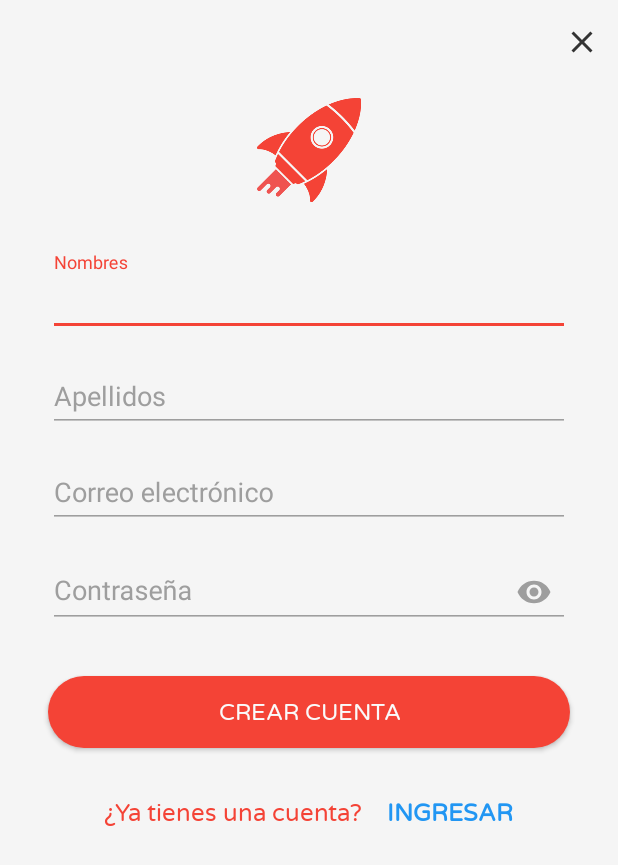
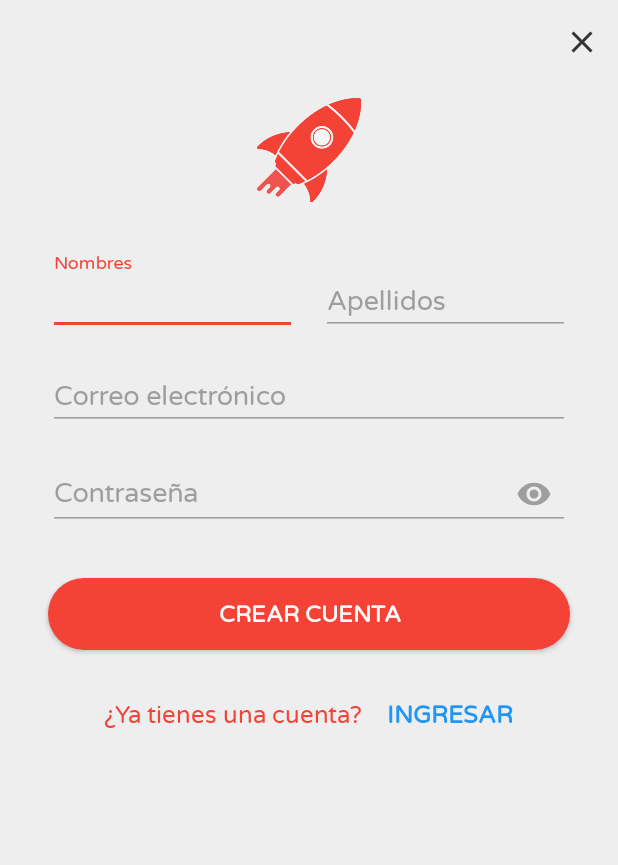
Before and after one commit to codelabs2019/axioma, an Android app: the SignUpFragment screen opened directly, with no data from a screen before it, on a phone screen of 412 x 824 dp. Shown: the top 865 px of the screen. Run offline under Robolectric (Android 15) with nearby library versions, the light colour scheme and no system bars; our stand-ins replace Volley.

Commit message:
Axioma App v.2.0 - ProgressBar

```diff
--- a/AxiomaApp/app/src/main/java/com/cjbensan/axiomaapp/fragment/SignUpFragment.java
+++ b/AxiomaApp/app/src/main/java/com/cjbensan/axiomaapp/fragment/SignUpFragment.java
@@ -3,15 +3,18 @@ package com.cjbensan.axiomaapp.fragment;
 
 import android.app.Activity;
 import android.content.Intent;
+import android.graphics.Typeface;
 import android.os.Bundle;
 import android.support.design.widget.TextInputEditText;
 import android.support.design.widget.TextInputLayout;
 import android.support.v4.app.Fragment;
+import android.support.v4.content.res.ResourcesCompat;
 import android.util.Log;
 import android.view.LayoutInflater;
 import android.view.View;
 import android.view.ViewGroup;
 import android.widget.Button;
+import android.widget.ProgressBar;
 import android.widget.TextView;
 import android.widget.Toast;
 
@@ -47,6 +50,7 @@ public class SignUpFragment extends Fragment {
     private TextInputLayout surnameInputLayout;
     private TextInputLayout emailInputLayout;
     private TextInputLayout passwordInputLayout;
+    private ProgressBar progressBar;
 
     private View view;
 
@@ -60,6 +64,8 @@ public class SignUpFragment extends Fragment {
 
         view = inflater.inflate(R.layout.fragment_sign_up, container, false);
 
+        progressBar = (ProgressBar) view.findViewById(R.id.progress_bar);
+
         forenameInput = (TextInputEditText) view.findViewById(R.id.input_forename);
         surnameInput = (TextInputEditText) view.findViewById(R.id.input_surname);
         emailInput = (TextInputEditText) view.findViewById(R.id.input_email);
@@ -69,6 +75,11 @@ public class SignUpFragment extends Fragment {
         surnameInputLayout = (TextInputLayout) view.findViewById(R.id.input_layout_surname);
         emailInputLayout = (TextInputLayout) view.findViewById(R.id.input_layout_email);
         passwordInputLayout = (TextInputLayout) view.findViewById(R.id.input_layout_password);
+
+        setTypefaceToInputLayout(forenameInputLayout, R.font.varela_round);
+        setTypefaceToInputLayout(surnameInputLayout, R.font.varela_round);
+        setTypefaceToInputLayout(emailInputLayout, R.font.varela_round);
+        setTypefaceToInputLayout(passwordInputLayout, R.font.varela_round);
 
         signUpBtn = (Button) view.findViewById(R.id.btn_sign_up);
         signUpBtn.setOnClickListener(new View.OnClickListener() {
@@ -126,8 +137,10 @@ public class SignUpFragment extends Fragment {
                     passwordInputLayout.setError(errorMessage);
                 }
 
-                if (validForename && validSurname && validEmail && validPassword)
+                if (validForename && validSurname && validEmail && validPassword) {
+                    progressBar.setVisibility(View.VISIBLE);
                     registerStudent(forename, surname, email, password);
+                }
             }
         });
 
@@ -169,6 +182,7 @@ public class SignUpFragment extends Fragment {
                     @Override
                     public void onResponse(JSONObject response) {
                         processResponse(response);
+                        progressBar.setVisibility(View.GONE);
                     }
                 },
                 new Response.ErrorListener() {
@@ -225,4 +239,10 @@ public class SignUpFragment extends Fragment {
             e.printStackTrace();
         }
     }
+
+    private void setTypefaceToInputLayout(TextInputLayout inputLayout, int fontId) {
+        Typeface typeface = ResourcesCompat.getFont(getActivity(), fontId);
+        inputLayout.setTypeface(typeface);
+        inputLayout.getEditText().setTypeface(typeface);
+    }
 }
--- a/AxiomaApp/app/src/main/res/layout/activity_main.xml
+++ b/AxiomaApp/app/src/main/res/layout/activity_main.xml
@@ -23,6 +23,7 @@
         android:background="@drawable/button_white"
         android:textColor="@color/colorRed"
         android:fontFamily="@font/varela_round"
+        android:textStyle="bold"
         android:textSize="15sp"
         android:text="@string/login"/>
 
@@ -37,6 +38,7 @@
         android:background="@drawable/button_red"
         android:textColor="@color/colorWhite"
         android:fontFamily="@font/varela_round"
+        android:textStyle="bold"
         android:textSize="15sp"
         android:text="@string/sign_up"/>
 
--- a/AxiomaApp/app/src/main/res/layout/fragment_sign_up.xml
+++ b/AxiomaApp/app/src/main/res/layout/fragment_sign_up.xml
@@ -21,14 +21,23 @@
         android:adjustViewBounds="true"
         android:src="@drawable/rocket_red"/>
 
-    <android.support.design.widget.TextInputLayout
-        android:id="@+id/input_layout_forename"
+    <LinearLayout
+        android:id="@+id/layout_fullname"
         android:layout_width="match_parent"
         android:layout_height="wrap_content"
         android:layout_alignParentStart="true"
         android:layout_alignParentEnd="true"
         android:layout_below="@id/img_rocket_red"
         android:layout_marginTop="8dp"
+        android:orientation="horizontal">
+
+        <android.support.design.widget.TextInputLayout
+            android:id="@+id/input_layout_forename"
+            android:layout_width="0dp"
+            android:layout_height="wrap_content"
+            android:layout_weight="1"
+            android:paddingStart="0dp"
+            android:paddingEnd="8dp"
             android:theme="@style/TextInputLayoutAppearance">
 
             <android.support.design.widget.TextInputEditText
@@ -42,12 +51,11 @@
 
         <android.support.design.widget.TextInputLayout
             android:id="@+id/input_layout_surname"
-        android:layout_width="match_parent"
+            android:layout_width="0dp"
             android:layout_height="wrap_content"
-        android:layout_alignParentStart="true"
-        android:layout_alignParentEnd="true"
-        android:layout_below="@id/input_layout_forename"
-        android:layout_marginTop="8dp"
+            android:layout_weight="1"
+            android:paddingStart="8dp"
+            android:paddingEnd="0dp"
             android:theme="@style/TextInputLayoutAppearance">
 
             <android.support.design.widget.TextInputEditText
@@ -59,13 +67,15 @@
 
         </android.support.design.widget.TextInputLayout>
 
+    </LinearLayout>
+
     <android.support.design.widget.TextInputLayout
         android:id="@+id/input_layout_email"
         android:layout_width="match_parent"
         android:layout_height="wrap_content"
         android:layout_alignParentStart="true"
         android:layout_alignParentEnd="true"
-        android:layout_below="@id/input_layout_surname"
+        android:layout_below="@id/layout_fullname"
         android:layout_marginTop="8dp"
         android:theme="@style/TextInputLayoutAppearance">
 
@@ -110,10 +120,12 @@
         android:background="@drawable/button_red"
         android:textColor="@color/colorWhite"
         android:fontFamily="@font/varela_round"
+        android:textStyle="bold"
         android:textSize="15sp"
         android:text="@string/sign_up"/>
 
     <LinearLayout
+        android:id="@+id/linear_layout_2"
         android:layout_width="wrap_content"
         android:layout_height="wrap_content"
         android:layout_below="@id/btn_sign_up"
@@ -143,4 +155,15 @@
 
     </LinearLayout>
 
+    <ProgressBar
+        android:id="@+id/progress_bar"
+        android:layout_width="match_parent"
+        android:layout_height="wrap_content"
+        android:layout_alignParentStart="true"
+        android:layout_alignParentEnd="true"
+        android:layout_below="@id/linear_layout_2"
+        android:layout_marginTop="32dp"
+        android:visibility="gone"
+        android:indeterminateTint="@color/colorRed"/>
+
 </RelativeLayout>
--- a/AxiomaApp/app/src/main/res/values/colors.xml
+++ b/AxiomaApp/app/src/main/res/values/colors.xml
@@ -10,7 +10,7 @@
     <color name="colorRed">#F44336</color>
     <color name="colorWhite">#FAFAFA</color>
     <color name="colorBlue">#2196F3</color>
-    <color name="colorWhiteBackground">#F5F5F5</color>
+    <color name="colorWhiteBackground">#EEEEEE</color>
     <color name="colorRedButtonPressed">#D32F2F</color>
     <color name="colorWhiteButtonPressed">#E0E0E0</color>
 </resources>
```
Also changed, not shown: AxiomaApp/app/src/main/java/com/cjbensan/axiomaapp/fragment/LoginFragment.java (+19 -1 lines), AxiomaApp/app/src/main/res/layout/fragment_login.xml (+13 -0 lines). Lines whose indentation alone changed are shown as unchanged.
